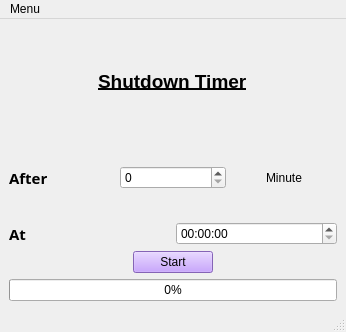
First picture: the form in shutdown_timer_gui.ui, repository mursalatul/shutdown-timer-for-windows, before the edit.
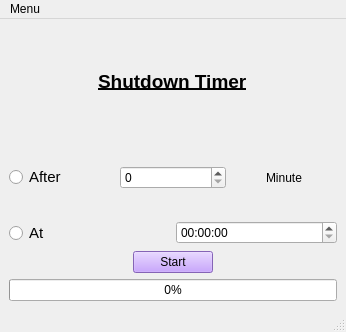
Second picture: the form after the edit.

Commit message: replaced label by radio button

The edit to the form file:
```diff
--- a/shutdown_timer_gui.ui
+++ b/shutdown_timer_gui.ui
@@ -45,13 +45,10 @@
       <item>
        <layout class="QHBoxLayout" name="horizontalLayout_2">
         <item>
-         <widget class="QLabel" name="after">
+         <widget class="QRadioButton" name="radioButton_After">
           <property name="font">
            <font>
-            <family>Sitka Subheading Semibold</family>
             <pointsize>11</pointsize>
-            <weight>75</weight>
-            <bold>true</bold>
            </font>
           </property>
           <property name="text">
@@ -74,13 +71,10 @@
       <item>
        <layout class="QHBoxLayout" name="horizontalLayout">
         <item>
-         <widget class="QLabel" name="at">
+         <widget class="QRadioButton" name="radioButton_At">
           <property name="font">
            <font>
-            <family>Sitka Subheading Semibold</family>
             <pointsize>11</pointsize>
-            <weight>75</weight>
-            <bold>true</bold>
            </font>
           </property>
           <property name="text">
```
